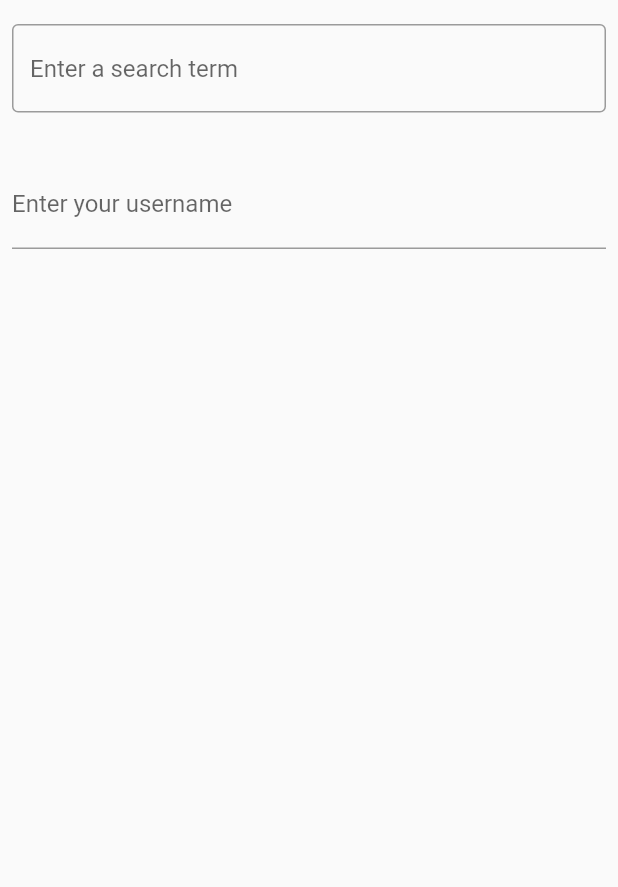
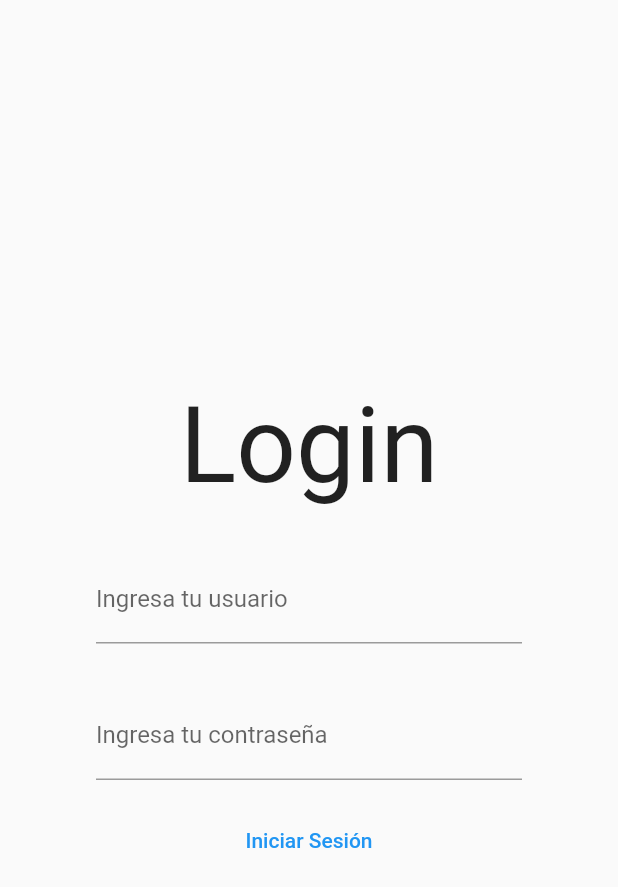
Before and after one commit to BZAMORA1998/ventasAPK, a Flutter app: the screen it shows after launch, on a phone screen of 412 x 824 dp. Shown: the top 887 px of the screen. Run offline on Flutter 3.47's test engine with Material 2 defaults, Android fonts, the phone set to English and light mode, and no system bars.

Commit message:
Login version 1

```diff
--- a/lib/login.dart
+++ b/lib/login.dart
@@ -9,7 +9,20 @@ class MyApp extends StatelessWidget {
     return MaterialApp(
       title: appTitle,
       home: Scaffold(
-        body: MyCustomForm(),
+        body: Container(
+          child:Center(
+                    child: SizedBox(
+                        width: 300 ,
+                        child: Row(
+                          children:[
+                            Expanded(
+                                child:MyCustomForm()
+                            )
+                          ]
+                        )
+                    ),
+          )
+        ),
       ),
     );
   }
@@ -26,14 +39,19 @@ class MyCustomFormState extends State<MyCustomForm> {
   @override
   Widget build(BuildContext context) {
     return Column(
-      crossAxisAlignment: CrossAxisAlignment.start,
+      mainAxisAlignment: MainAxisAlignment.center,
       children: <Widget>[
         Padding(
           padding: EdgeInsets.symmetric(horizontal: 8, vertical: 16),
-          child: TextField(
+          child: Text("Login",
+            style: TextStyle(fontSize: 70))
+        ),
+        Padding(
+          padding: EdgeInsets.symmetric(horizontal: 8, vertical: 16),
+          child: TextFormField(
             decoration: InputDecoration(
-              border: OutlineInputBorder(),
-              hintText: 'Enter a search term',
+              border: UnderlineInputBorder(),
+              labelText: 'Ingresa tu usuario',
             ),
           ),
         ),
@@ -42,10 +60,17 @@ class MyCustomFormState extends State<MyCustomForm> {
           child: TextFormField(
             decoration: InputDecoration(
               border: UnderlineInputBorder(),
-              labelText: 'Enter your username',
+              labelText: 'Ingresa tu contraseña',
             ),
           ),
         ),
+        TextButton(
+          style: ButtonStyle(
+            foregroundColor: MaterialStateProperty.all<Color>(Colors.blue),
+          ),
+          onPressed: () { },
+          child: Text('Iniciar Sesión'),
+        )
       ],
     );
   }
```
